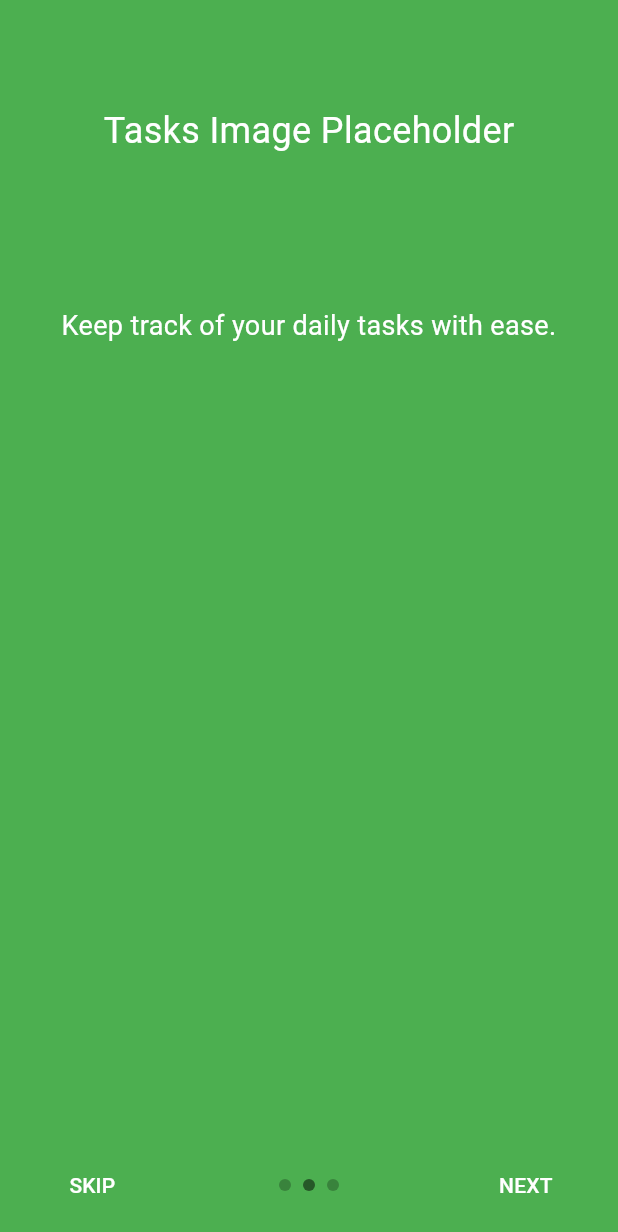
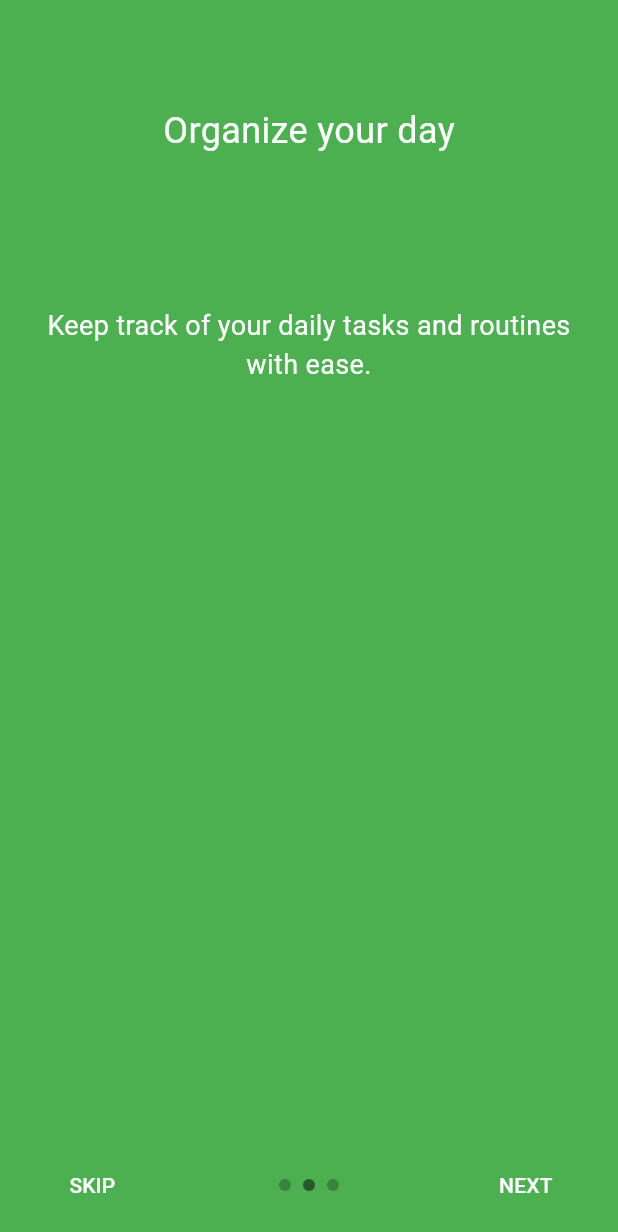
Before and after one commit to oldbum/newapp, a Flutter app: the screen it shows after launch, swiped to page 2, on a phone screen of 412 x 824 dp. Shown: the top 1232 px of the screen. Run offline on Flutter 3.47's test engine with Material 3 defaults, Android fonts, the phone set to English and light mode, and no system bars; drawn by our look-alikes of intro_slider; our stand-ins replace fl_chart, flutter_local_notifications, permission_handler, reorderables, shared_preferences, timezone.

Commit message:
onboarding updated

```diff
--- a/lib/onboarding.dart
+++ b/lib/onboarding.dart
@@ -18,34 +18,34 @@ class OnboardingScreen extends StatelessWidget {
   List<ContentConfig> _createSlides() {
     return [
       ContentConfig(
-        title: "Welcome to the App",
-        description: "This app will help you manage your daily tasks efficiently.",
+        title: "Welcome to Chore Score",
+        description: "This app will help you manage your day-to-day tasks efficiently.",
         backgroundColor: Colors.blue,
         widgetTitle: Center(
           child: Text(
-            "Welcome Image Placeholder",
+            "Welcome to Chore Score",
             style: TextStyle(fontSize: 24, color: Colors.white),
           ),
         ),
       ),
       ContentConfig(
         title: "Track Your Tasks",
-        description: "Keep track of your daily tasks with ease.",
+        description: "Keep track of your daily tasks and routines with ease.",
         backgroundColor: Colors.green,
         widgetTitle: Center(
           child: Text(
-            "Tasks Image Placeholder",
+            "Organize your day",
             style: TextStyle(fontSize: 24, color: Colors.white),
           ),
         ),
       ),
       ContentConfig(
         title: "Stay Organized",
-        description: "Stay organized and achieve your goals.",
+        description: "One place for all of your login information, receipes, and daily journal.",
         backgroundColor: Colors.red,
         widgetTitle: Center(
           child: Text(
-            "Organized Image Placeholder",
+            "Information storage",
             style: TextStyle(fontSize: 24, color: Colors.white),
           ),
         ),
```
